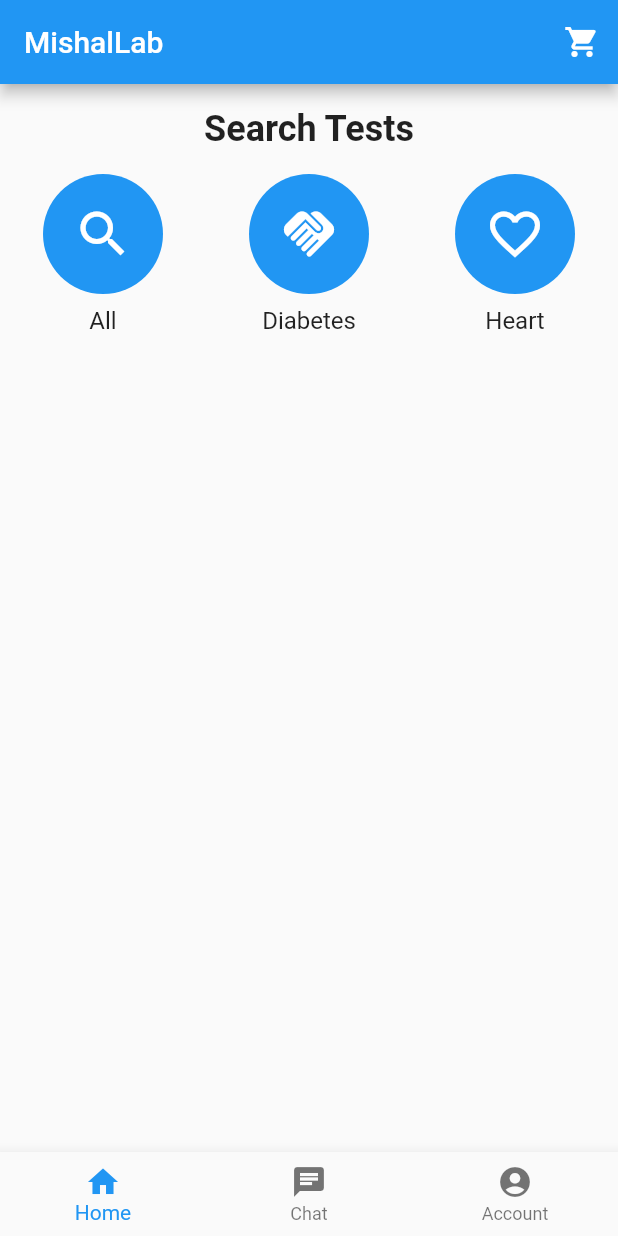
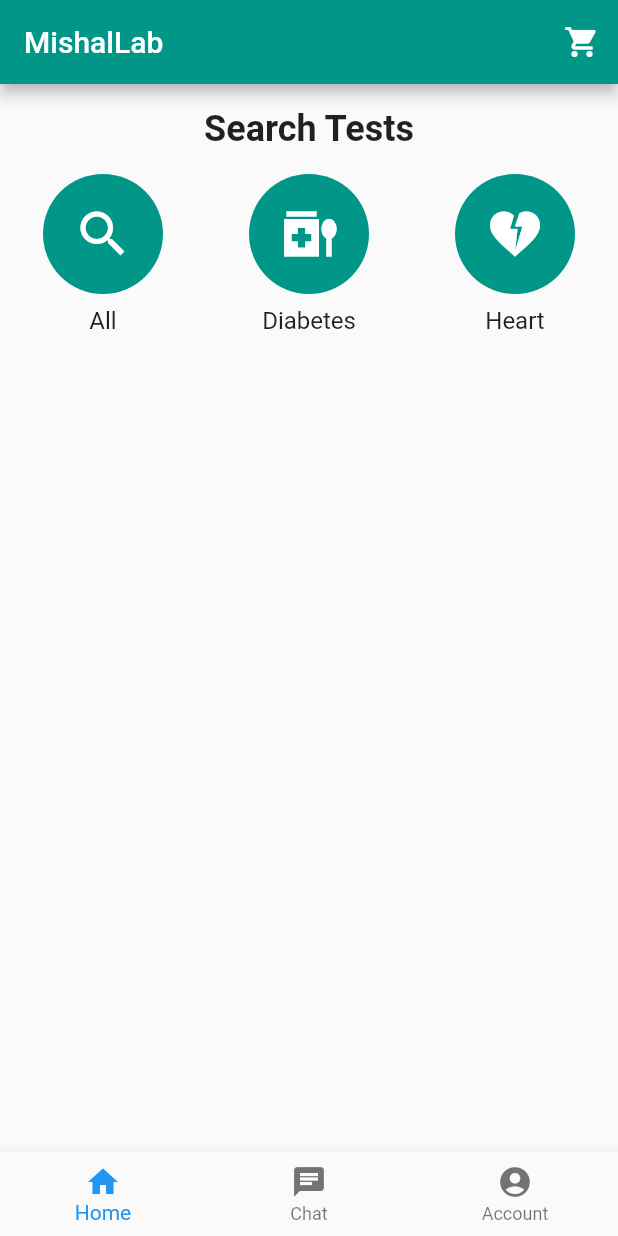
Before and after one commit to Hadiyahsaeed/MishalLab, a Flutter app: the screen it shows after launch, on a phone screen of 412 x 824 dp. Run offline on Flutter 3.47's test engine with Material 2 defaults, Android fonts, the phone set to English and light mode, and no system bars.

Commit message:
Update main.dart

```diff
--- a/lib/main.dart
+++ b/lib/main.dart
@@ -1,4 +1,5 @@
 import 'package:flutter/material.dart';
+
 
 void main() {
   runApp(const MyApp());
@@ -31,7 +32,9 @@ class _MyHomePageState extends State<MyHomePage> {
   Widget build(BuildContext context) {
     return Scaffold(
       appBar: AppBar(
+        backgroundColor: Colors.teal,
         title: const Text('MishalLab'),
+
         actions: [
           IconButton(
             icon: const Icon(Icons.shopping_cart),
@@ -58,14 +61,18 @@ class _MyHomePageState extends State<MyHomePage> {
           BottomNavigationBarItem(
             icon: Icon(Icons.home),
             label: 'Home',
+            backgroundColor: Colors.teal,
           ),
           BottomNavigationBarItem(
             icon: Icon(Icons.chat),
             label: 'Chat',
+            backgroundColor: Colors.teal,
           ),
           BottomNavigationBarItem(
             icon: Icon(Icons.account_circle),
             label: 'Account',
+            backgroundColor: Colors.teal,
+
           ),
         ],
       ),
@@ -79,7 +86,7 @@ class _MyHomePageState extends State<MyHomePage> {
       case 1:
         return const ChatScreen();
       case 2:
-        return const AccountScreen();
+        return const AccountPage();
       default:
         return const HomeScreen();
     }
@@ -109,8 +116,8 @@ class HomeScreen extends StatelessWidget {
           physics: const NeverScrollableScrollPhysics(),
           children: [
             _buildButton(context, 'All', Icons.search),
-            _buildButton(context, 'Diabetes', Icons.handshake),
-            _buildButton(context, 'Heart', Icons.favorite_border),
+            _buildButton(context, 'Diabetes', Icons.medication_liquid_outlined),
+            _buildButton(context, 'Heart', Icons.heart_broken),
           ],
         ),
       ],
@@ -137,7 +144,7 @@ class HomeScreen extends StatelessWidget {
             width: 80.0,
             height: 80.0,
             decoration: const BoxDecoration(
-              color: Colors.blue,
+              color: Colors.teal,
               shape: BoxShape.circle,
             ),
             child: Icon(
@@ -167,17 +174,35 @@ class ChatScreen extends StatelessWidget {
   }
 }
 
-class AccountScreen extends StatelessWidget {
-  const AccountScreen({super.key});
-
+class AccountPage extends StatelessWidget {
+  const AccountPage({super.key});
   @override
   Widget build(BuildContext context) {
-    return const Center(
-      child: Text('Account Screen'),
+    return Scaffold(
+      appBar: AppBar(
+        // Customize the AppBar as needed
+        title: const Text('Settings'),
+        backgroundColor: Colors.teal, // Change the background color
+        actions: <Widget>[
+          // Add action buttons or widgets on the right side of the AppBar
+          IconButton(
+            icon: const Icon(Icons.search),
+            onPressed: () {
+              // Handle the search action
+            },
+          ),
+          IconButton(
+            icon: const Icon(Icons.settings),
+            onPressed: () {
+              // Handle the settings action
+            },
+          ),
+        ],
+      ),
+
     );
   }
 }
-
 class CartPage extends StatelessWidget {
   const CartPage({super.key});
 
```
